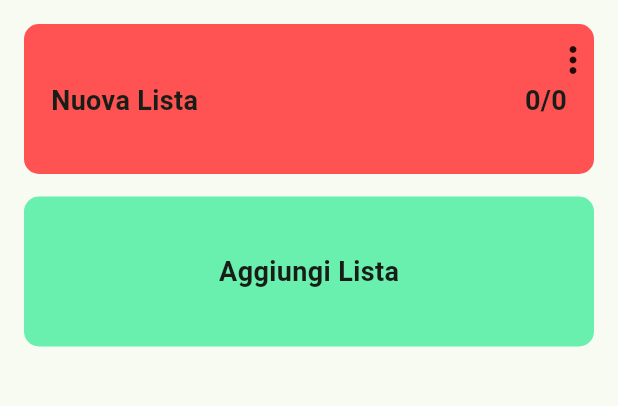
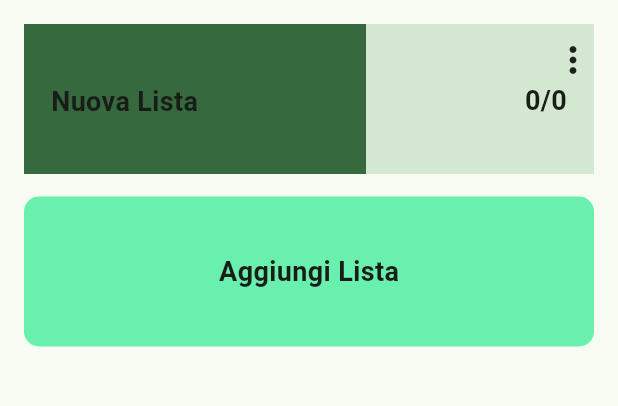
Before and after one commit to E-d-o/FoodPlan, a Flutter app: the screen it shows after launch, on a phone screen of 412 x 824 dp, the part 84-490 px from its top. Run offline on Flutter 3.47's test engine with Material 3 defaults, Android fonts, the light colour scheme and no system bars.

Commit message:
fixed some textfield display problems

```diff
--- a/lib/components/mainlist.dart
+++ b/lib/components/mainlist.dart
@@ -23,7 +23,7 @@ class _MainListState extends State<MainList> {
   @override
   Widget build(BuildContext context) {
     return Material(
-      color: Colors.redAccent,
+      color: Colors.transparent,
       borderRadius: BorderRadius.circular(10.0),
 
       child: InkResponse(
@@ -55,7 +55,11 @@ class _MainListState extends State<MainList> {
       height: 100,
       width: double.infinity,
 
-      child: Column(
+      child: Stack(
+        children: [
+          LinearProgressIndicator(value: 0.6, minHeight: 100),
+
+          Column(
             mainAxisAlignment: MainAxisAlignment.start,
             spacing: 0,
             children: [
@@ -70,8 +74,13 @@ class _MainListState extends State<MainList> {
                 padding: EdgeInsets.symmetric(horizontal: 18),
                 child: Row(
                   mainAxisAlignment: MainAxisAlignment.spaceBetween,
-              children: [renameLogic(), Text("0/0")],
+                  children: [
+                    renameLogic(),
+                    Text("0/0"),
+                  ], //TODO: refactor con nuova classe editable title
                 ),
+              ),
+            ],
           ),
         ],
       ),
@@ -91,9 +100,15 @@ class _MainListState extends State<MainList> {
     if (editValue) {
       return SizedBox(
         width: 280,
+        height: 24,
         child: TextField(
+          decoration: InputDecoration(
+            contentPadding: EdgeInsets.zero,
+            isCollapsed: true,
+          ),
           controller: textEditingController,
           autofocus: true,
+          style: Theme.of(context).textTheme.bodyMedium,
           onSubmitted: (value) {
             title = value;
             isEditingName.value = !isEditingName.value;
@@ -101,7 +116,10 @@ class _MainListState extends State<MainList> {
         ),
       );
     } else {
-      return Text(title, style: Theme.of(context).textTheme.bodyMedium);
+      return SizedBox(
+        height: 24,
+        child: Text(title, style: Theme.of(context).textTheme.bodyMedium),
+      );
     }
   }
 }
@@ -114,6 +132,7 @@ class MainListSettings extends StatelessWidget {
     return InkWell(
       onTap: () {
         showModalBottomSheet(
+          showDragHandle: true,
           context: context,
           backgroundColor: Theme.of(context).colorScheme.onInverseSurface,
           barrierColor: Colors.transparent,
```
Lines whose indentation alone changed are shown as unchanged.
